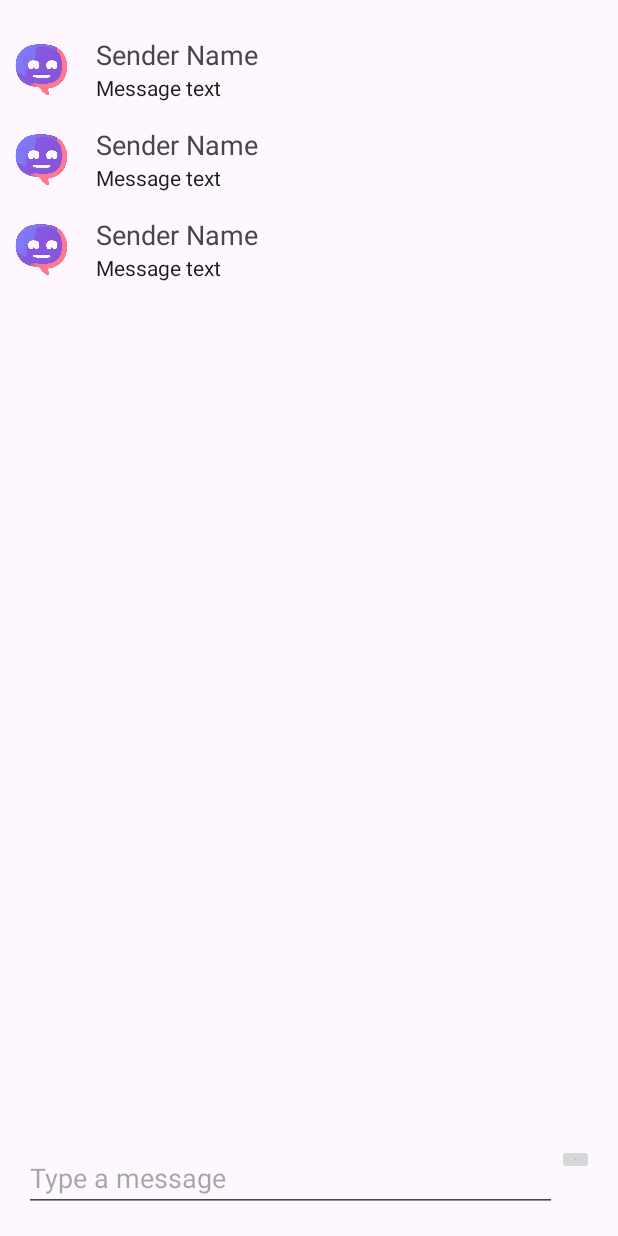
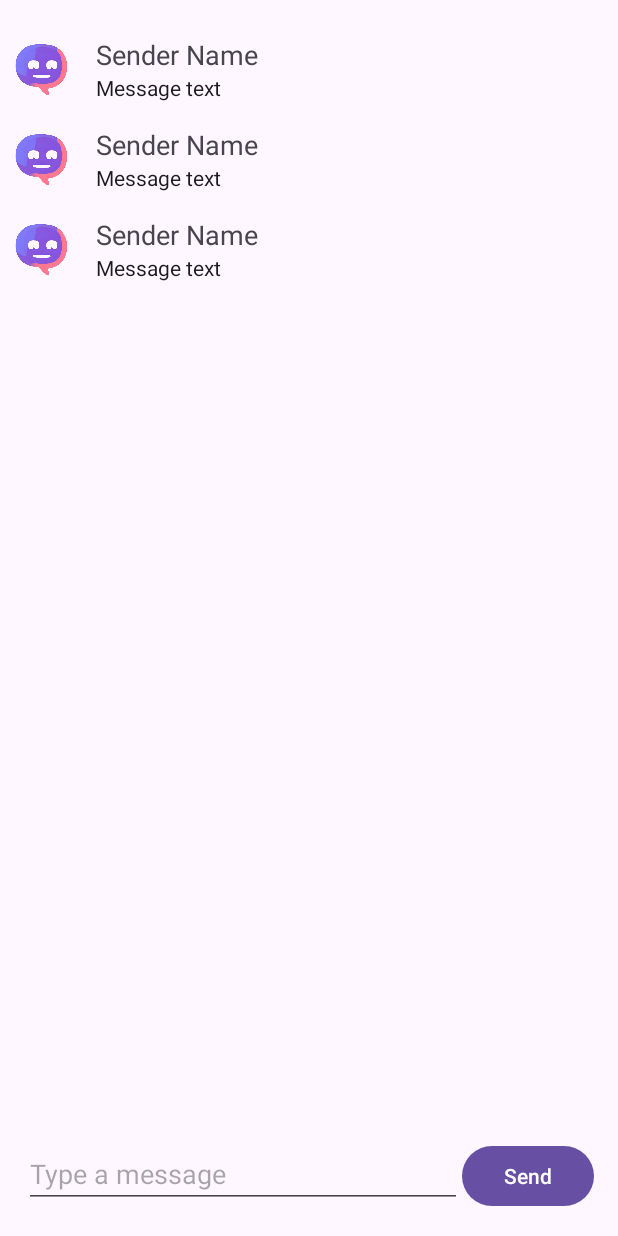
Before and after one commit to ManicDailyDev/ChatApp, an Android app: the layout activity_chat.xml on its own in the app's theme, with its tools: preview values and no code run, on a phone screen of 412 x 824 dp. Run offline under Robolectric (Android 15) with nearby library versions, the phone set to English and light mode, and no system bars.

Commit message:
04.09.2024.
ver.02.

```diff
--- a/app/src/main/java/com/example/facebookclone/Adapters/MessageAdapter.kt
+++ b/app/src/main/java/com/example/facebookclone/Adapters/MessageAdapter.kt
@@ -1,4 +1,4 @@
-package com.example.facebookclone.adapter
+package com.example.facebookclone.Adapters
 
 import android.view.LayoutInflater
 import android.view.View
--- a/app/src/main/res/layout/activity_chat.xml
+++ b/app/src/main/res/layout/activity_chat.xml
@@ -2,10 +2,6 @@
 <layout xmlns:android="http://schemas.android.com/apk/res/android"
     xmlns:app="http://schemas.android.com/apk/res-auto"
     xmlns:tools="http://schemas.android.com/tools">
-
-    <data>
-        <!-- Declare data binding variables if needed -->
-    </data>
 
     <androidx.constraintlayout.widget.ConstraintLayout
         android:layout_width="match_parent"
@@ -42,15 +38,12 @@
                 android:hint="Type a message"
                 android:inputType="text" />
 
-            <ImageButton
+            <Button
                 android:id="@+id/buttonSendMessage"
                 android:layout_width="wrap_content"
                 android:layout_height="wrap_content"
-                android:contentDescription="Send"
-                android:src="@drawable/button_fragment" />
-
+                android:text="Send" />
         </LinearLayout>
-
 
     </androidx.constraintlayout.widget.ConstraintLayout>
 </layout>
--- a/app/src/main/res/layout/activity_main.xml
+++ b/app/src/main/res/layout/activity_main.xml
@@ -1,5 +1,6 @@
 <?xml version="1.0" encoding="utf-8"?>
-<androidx.constraintlayout.widget.ConstraintLayout xmlns:android="http://schemas.android.com/apk/res/android"
+<androidx.constraintlayout.widget.ConstraintLayout
+    xmlns:android="http://schemas.android.com/apk/res/android"
     xmlns:app="http://schemas.android.com/apk/res-auto"
     xmlns:tools="http://schemas.android.com/tools"
     android:id="@+id/main"
```
Also changed, not shown: app/build.gradle.kts (+16 -16 lines), app/src/main/AndroidManifest.xml (+24 -8 lines), app/src/main/java/com/example/facebookclone/Chat/ChatDetailActivity.kt (+17 -8 lines).
